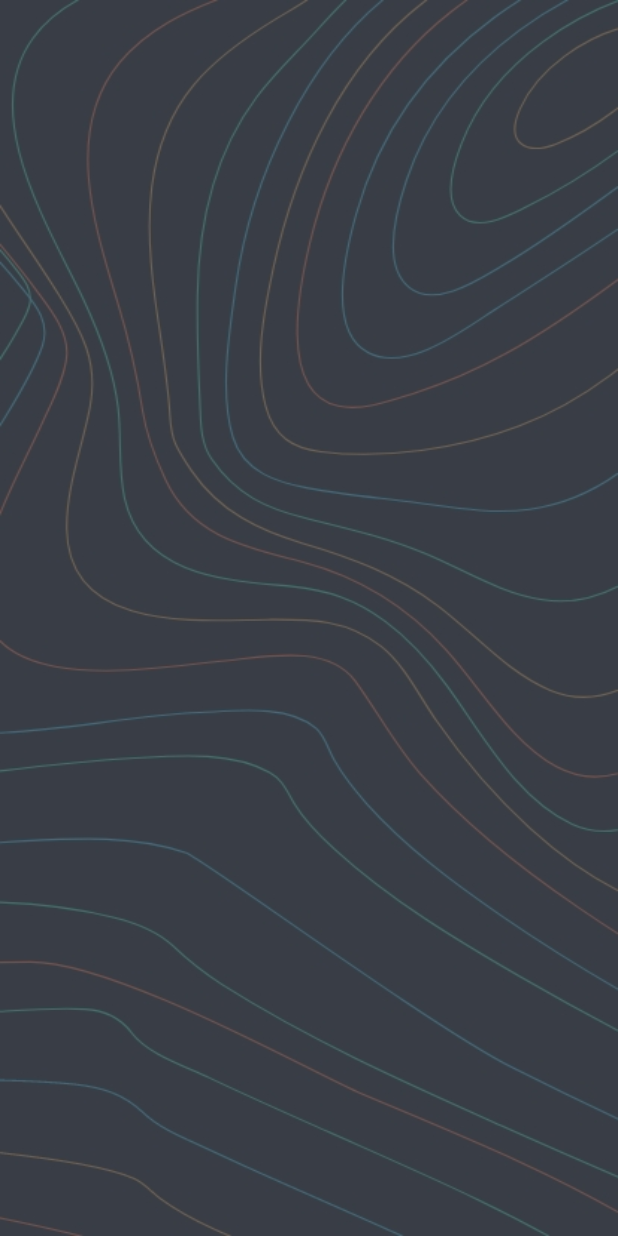
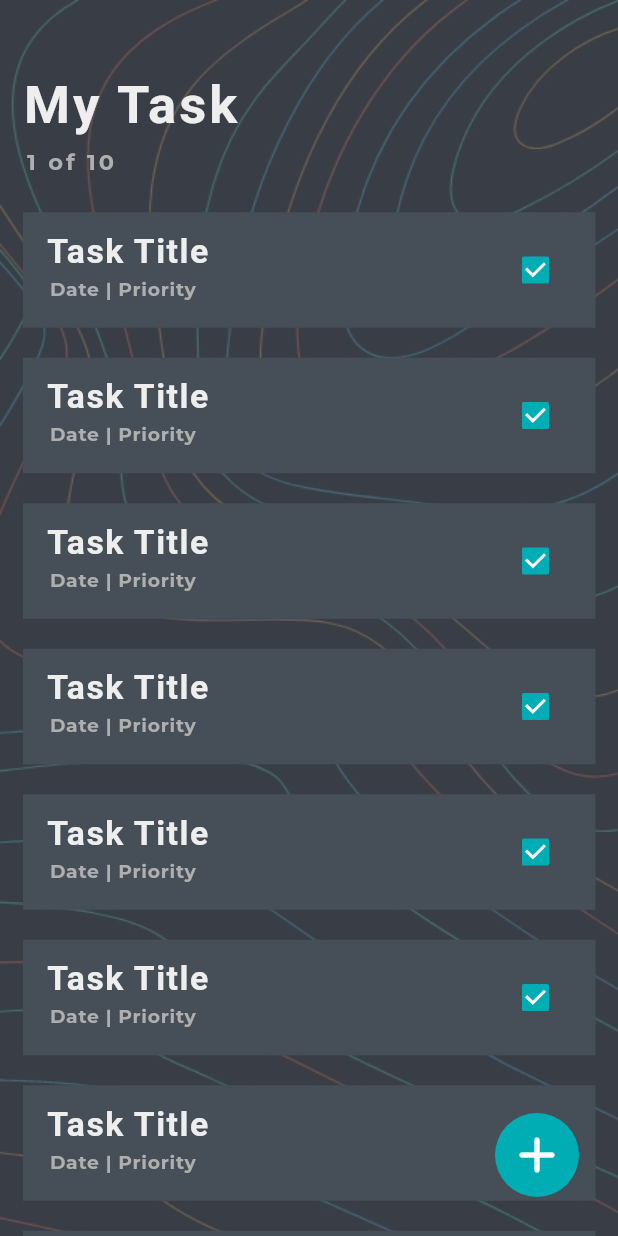
Before and after one commit to mrdm026M/todo_app, a Flutter app: the screen it shows after launch, on a phone screen of 412 x 824 dp. Run offline on Flutter 3.47's test engine with Material 2 defaults, Android fonts, the phone set to English and light mode, and no system bars.

Commit message:
task screen ui complete

```diff
--- a/lib/screens/HomeScreen.dart
+++ b/lib/screens/HomeScreen.dart
@@ -1,5 +1,8 @@
+import 'dart:ui';
+
 import 'package:flutter/material.dart';
 import 'package:todo_app/data/Colors.dart';
+import 'package:todo_app/screens/AddTaskScreen.dart';
 
 class HomeScreen extends StatefulWidget {
   HomeScreen({Key key}) : super(key: key);
@@ -9,12 +12,93 @@ class HomeScreen extends StatefulWidget {
 }
 
 class _HomeScreenState extends State<HomeScreen> {
+  Widget _todoTask(int index) {
+    return Container(
+      padding: EdgeInsets.symmetric(vertical: 2.5),
+      width: double.infinity,
+      margin: EdgeInsets.symmetric(vertical: 10.0),
+      color: AppColors.SubBgColor,
+      child: ListTile(
+        title: Text(
+          'Task Title',
+          style: TextStyle(
+            fontFamily: 'Roboto',
+            fontSize: 22.5,
+            fontWeight: FontWeight.w700,
+            letterSpacing: 1,
+            color: AppColors.TextColor,
+          ),
+        ),
+        subtitle: Padding(
+          padding: const EdgeInsets.only(top: 5.0, left: 2.0),
+          child: Text(
+            'Date | Priority',
+            style: TextStyle(
+              fontFamily: 'Montserrat',
+              fontSize: 12.5,
+              fontWeight: FontWeight.w600,
+              letterSpacing: 0.5,
+              color: AppColors.SubTextColor,
+            ),
+          ),
+        ),
+        trailing: Checkbox(
+          onChanged: (value) {
+            print(value);
+          },
+          activeColor: AppColors.TaskColor,
+          value: true,
+        ),
+      ),
+    );
+  }
+
   @override
   Widget build(BuildContext context) {
     return Scaffold(
       body: Container(
+        padding: EdgeInsets.symmetric(horizontal: 15.0),
         width: MediaQuery.of(context).size.width,
         height: MediaQuery.of(context).size.height,
+        child: ListView.builder(
+            padding: EdgeInsets.symmetric(vertical: 50.0),
+            itemCount: 10,
+            itemBuilder: (BuildContext context, int index) {
+              if (index == 0) {
+                return Column(
+                  crossAxisAlignment: CrossAxisAlignment.start,
+                  children: [
+                    Text(
+                      "My Task",
+                      style: TextStyle(
+                        fontFamily: 'Roboto',
+                        fontSize: 35.0,
+                        fontWeight: FontWeight.w700,
+                        color: AppColors.TextColor,
+                        letterSpacing: 2,
+                      ),
+                    ),
+                    SizedBox(
+                      height: 7.5,
+                    ),
+                    Padding(
+                      padding: const EdgeInsets.only(left: 2.0, bottom: 15.0),
+                      child: Text(
+                        "1 of 10",
+                        style: TextStyle(
+                          fontFamily: 'Montserrat',
+                          fontSize: 15.0,
+                          fontWeight: FontWeight.w600,
+                          color: AppColors.SubTextColor,
+                          letterSpacing: 2,
+                        ),
+                      ),
+                    ),
+                  ],
+                );
+              }
+              return _todoTask(index);
+            }),
         decoration: BoxDecoration(
           color: AppColors.BgColor,
           image: DecorationImage(
@@ -23,6 +107,21 @@ class _HomeScreenState extends State<HomeScreen> {
           ),
         ),
       ),
+      floatingActionButton: Padding(
+        padding: const EdgeInsets.only(right: 10.0, bottom: 10.0),
+        child: FloatingActionButton(
+          backgroundColor: AppColors.TaskColor,
+          elevation: 0,
+          child: Icon(
+            Icons.add_rounded,
+            size: 40.0,
+          ),
+          onPressed: () => Navigator.push(
+              context,
+              MaterialPageRoute(
+                  builder: (BuildContext context) => AddTaskScreen())),
+        ),
+      ),
     );
   }
 }
```
